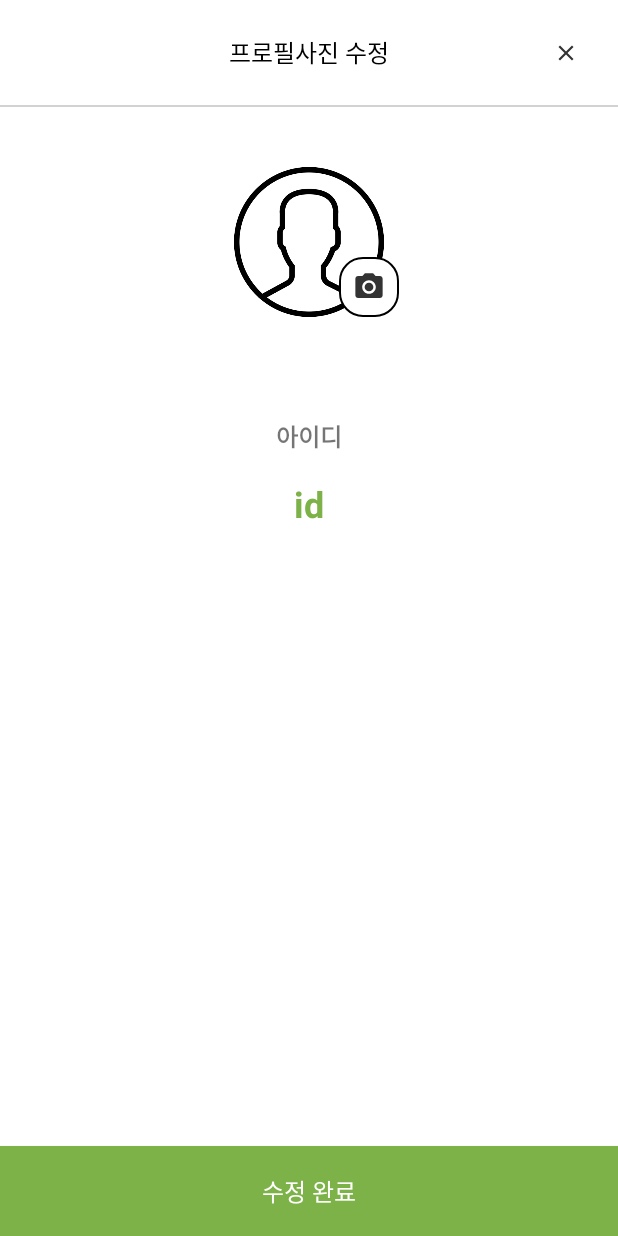
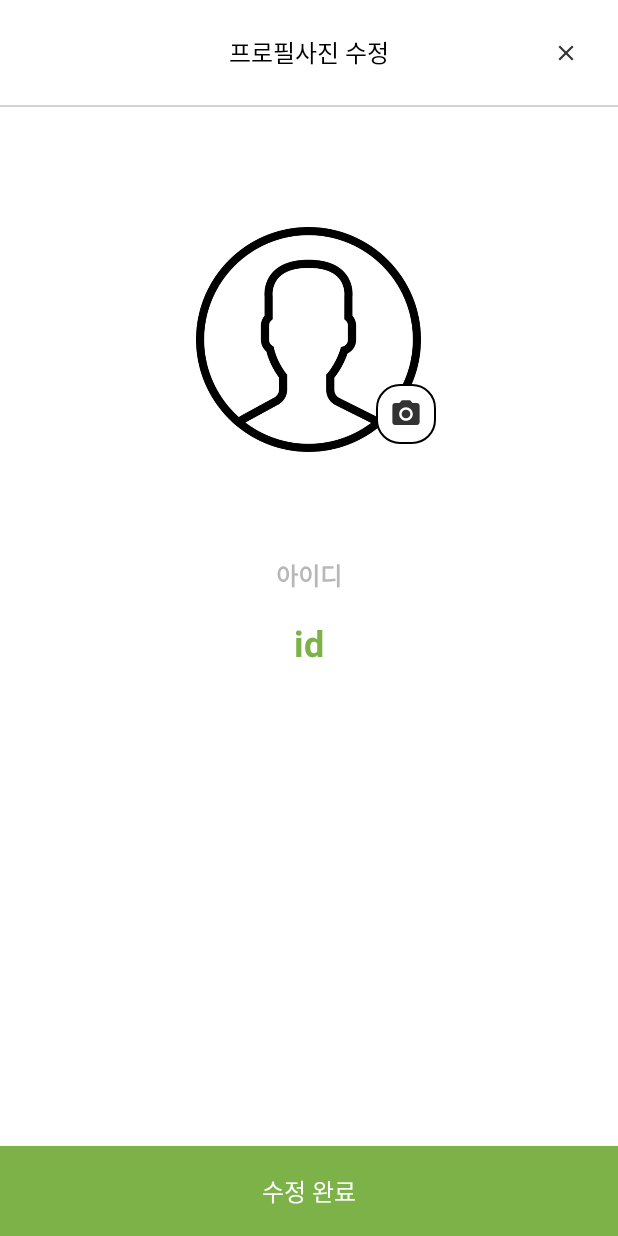
Before and after one commit to seosea/MountUp, an Android app: the ReviseUserInformationActivity screen opened directly, with no data from a screen before it, on a phone screen of 412 x 824 dp. Run offline under Robolectric (Android 15) with nearby library versions, the phone set to English and light mode, and no system bars.

Commit message:
사용자 프로필 사진 업로드 view 변경

```diff
--- a/app/src/main/res/layout/activity_revise_user_information.xml
+++ b/app/src/main/res/layout/activity_revise_user_information.xml
@@ -45,20 +45,20 @@
 
         <ImageView
             android:id="@+id/img_profile_revise_user_information"
-            android:layout_width="100dp"
-            android:layout_height="100dp"
+            android:layout_width="150dp"
+            android:layout_height="150dp"
             android:layout_centerHorizontal="true"
             android:layout_gravity="center_horizontal"
-            android:layout_marginTop="40dp"
+            android:layout_marginTop="80dp"
             app:srcCompat="@drawable/ic_user_main" />
 
         <ImageButton
             android:id="@+id/btn_upload_image_revise_user_information"
             android:layout_width="40dp"
             android:layout_height="40dp"
-            android:layout_alignParentTop="true"
+            android:layout_alignBottom="@+id/img_profile_revise_user_information"
             android:layout_marginStart="-30dp"
-            android:layout_marginTop="100dp"
+            android:layout_marginBottom="5dp"
             android:layout_toEndOf="@+id/img_profile_revise_user_information"
             android:background="@drawable/box_round_black_border"
             android:src="@drawable/ic_camera" />
@@ -70,11 +70,12 @@
             android:layout_alignParentStart="true"
             android:layout_alignParentTop="true"
             android:layout_alignParentEnd="true"
-            android:layout_marginTop="207dp"
-            android:text="아이디"
             android:layout_centerHorizontal="true"
             android:layout_gravity="center_horizontal"
+            android:layout_marginTop="300dp"
             android:gravity="center"
+            android:text="아이디"
+            android:textColor="@color/colorGray"
             android:textSize="16sp"
             android:textStyle="bold" />
 
```
